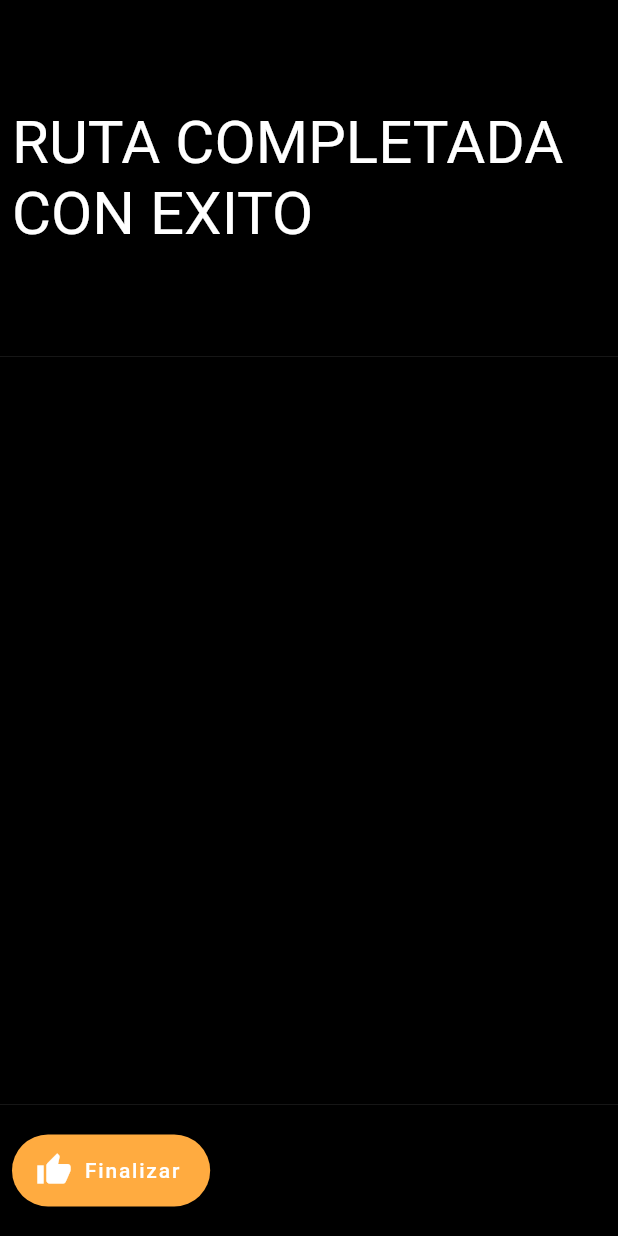
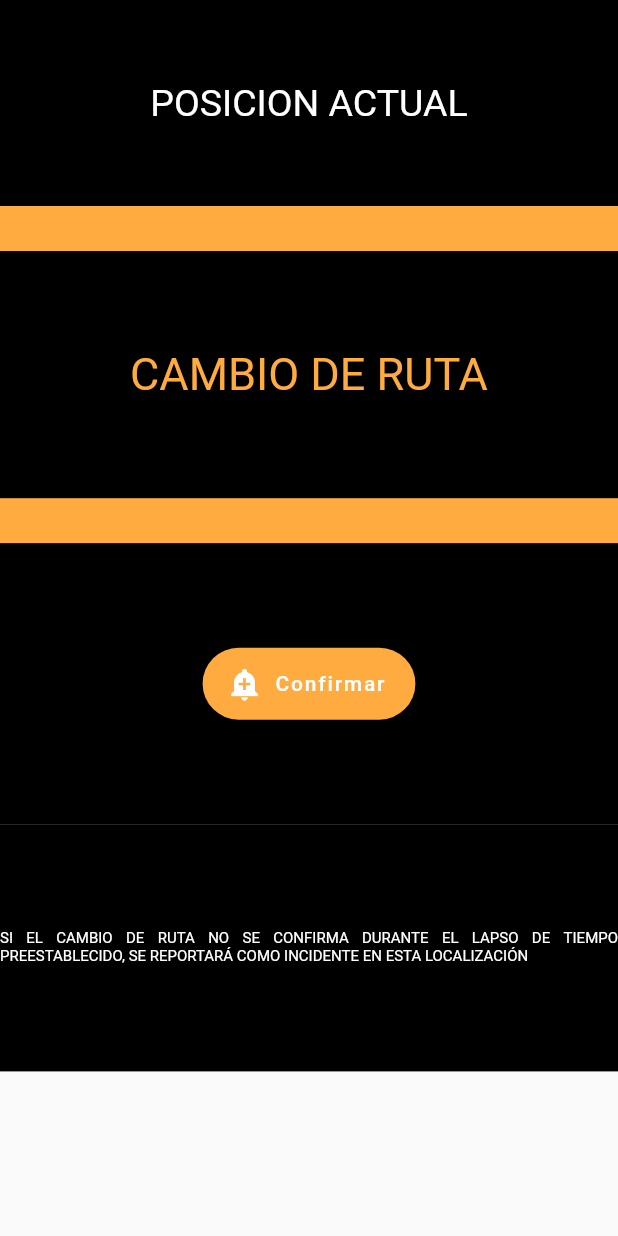
Before and after one commit to AlbertoMartinezGar/-Ruta, a Flutter app: the screen it shows after launch, on a phone screen of 412 x 824 dp. Run offline on Flutter 3.47's test engine with Material 2 defaults, Android fonts, the phone set to English and light mode, and no system bars; our stand-ins replace google_maps_flutter; Roboto replaces fonts that are missing (Berlin Sans FB).

Commit message:
Pantalla de alerta

```diff
--- a/app_ruta/lib/main.dart
+++ b/app_ruta/lib/main.dart
@@ -2,6 +2,7 @@
 import 'package:flutter/material.dart';
 import 'pages/home_pages.dart';
 import 'pages/successfull.dart';
+import 'pages/alert.dart';
 
 void main() => runApp(new MyApp());
 
@@ -12,7 +13,8 @@ class MyApp extends StatelessWidget {
     return new MaterialApp(                             // updated
         title: title,                                   // new
         //home: new HomePage(title),                      // new
-        home: new Complete(title),
+        //home: new Complete(title),
+        home: new Alert(title),
     );
   }
 }
--- /dev/null
+++ b/app_ruta/lib/pages/alert.dart
@@ -0,0 +1,89 @@
+// pages/alert.dart
+import 'package:flutter/material.dart';
+import './map.dart';
+
+class Alert extends StatelessWidget{
+    final String title;
+
+  Alert(this.title);
+
+  @override
+  Widget build(BuildContext context) {
+
+    return Scaffold(
+      body: Column(
+        children: <Widget>[
+          Container(
+            constraints: BoxConstraints.expand(
+              height: Theme.of(context).textTheme.display1.fontSize * 1.1 + 100,
+            ),
+            padding: const EdgeInsets.all(8.0),
+            color: Colors.black,
+            alignment: Alignment.center,
+            child: Text('POSICION ACTUAL',
+              style: TextStyle(
+                fontStyle: FontStyle.normal,
+                color: Colors.white,
+                fontSize: 25,
+                fontFamily: 'Berlin Sans FB'
+              )
+            ),
+          ),
+          Container(
+            color: Colors.orangeAccent,
+            alignment: Alignment.center,
+            height: ((MediaQuery.of(context).size.height)/3) - 50,
+            child: Container(
+              color: Colors.black,
+              alignment: Alignment.center,
+              height: ((MediaQuery.of(context).size.height)/5),
+              child: Text(
+                'CAMBIO DE RUTA',
+                style: TextStyle(
+                  fontSize: 30,
+                  color: Colors.orangeAccent,
+                ),
+              )
+            )
+          ),
+
+          Container(
+           constraints: BoxConstraints.expand(
+              height: Theme.of(context).textTheme.display1.fontSize * 1.1 + 150.0,
+            ),
+            padding: const EdgeInsets.all(10.0),
+            color: Colors.black,
+            alignment: Alignment.center,
+            child: FloatingActionButton.extended(
+                onPressed: (){
+                  Navigator.push(context,
+                  MaterialPageRoute(builder: (context) => Map())
+                  );
+                },
+
+                label: Text('Confirmar'),
+                icon: Icon(Icons.add_alert),
+                backgroundColor: Colors.orangeAccent,
+            )
+          ),
+
+          Container(
+            color: Colors.black,
+            alignment: Alignment.center,
+            height: (MediaQuery.of(context).size.height)/5,
+
+            child: Text('SI EL CAMBIO DE RUTA NO SE CONFIRMA DURANTE EL LAPSO DE TIEMPO PREESTABLECIDO, SE REPORTARÁ COMO INCIDENTE EN ESTA LOCALIZACIÓN',
+              textAlign: TextAlign.justify,
+              style: TextStyle(
+                fontSize: 10,
+                color: Colors.white,
+              ),
+            ),
+          )
+        ],
+      ),
+    );
+
+  }
+
+}
```
